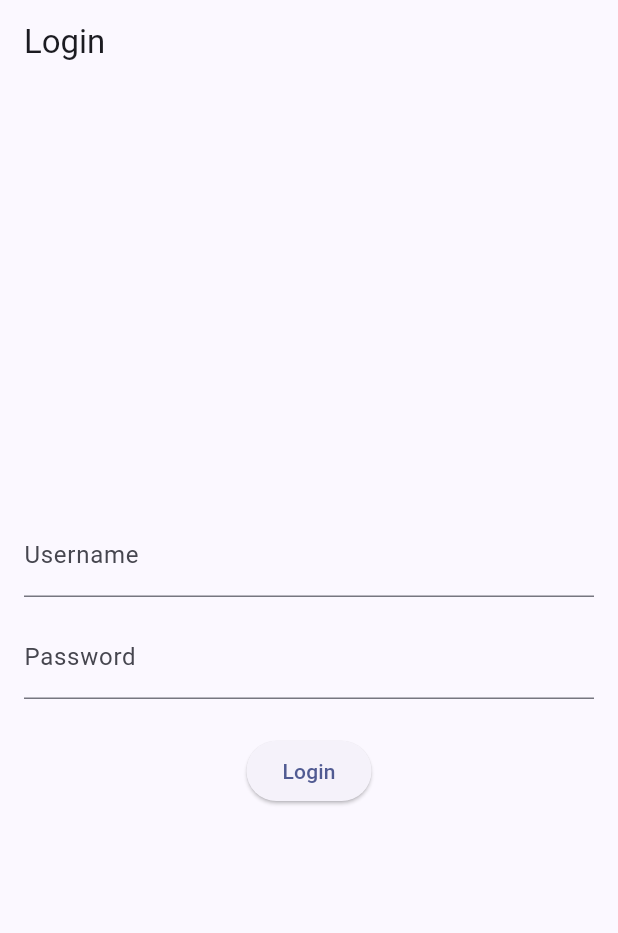
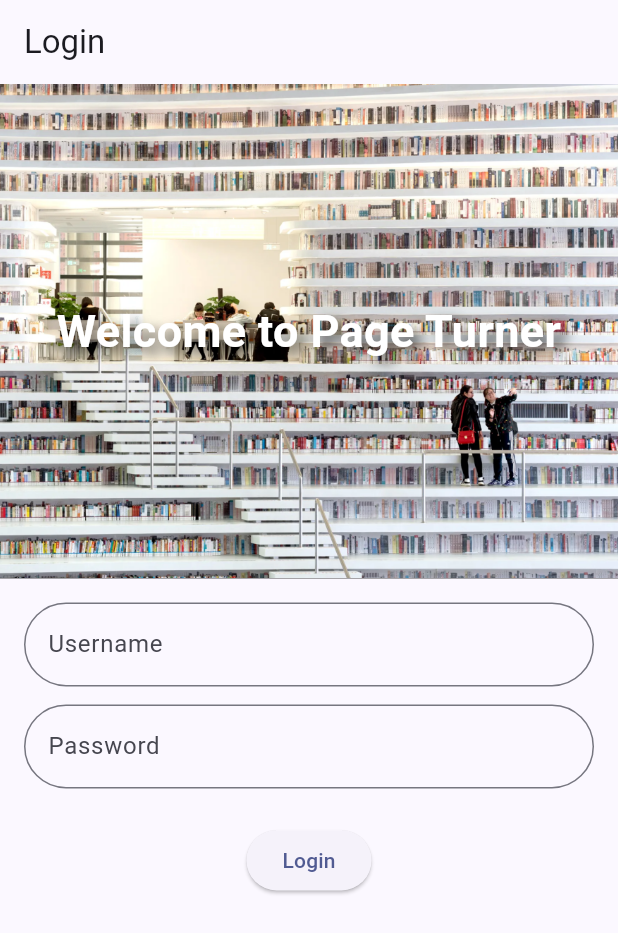
Before and after one commit to PageTurnerInc/PageTurnerMobile, a Flutter app: the screen it shows after launch, on a phone screen of 412 x 824 dp. Shown: the top 933 px of the screen. Run offline on Flutter 3.47's test engine with Material 3 defaults, Android fonts, the phone set to English and light mode, and no system bars; missing offline and left inert: pbp_django_auth.

Commit message:
fix login page

```diff
--- a/lib/menu/screens/login.dart
+++ b/lib/menu/screens/login.dart
@@ -1,4 +1,4 @@
-// ignore_for_file: library_private_types_in_public_api, use_build_context_synchronously
+// ignore_for_file: use_build_context_synchronously
 
 import 'package:flutter/material.dart';
 import 'package:page_turner_mobile/menu/models/account.dart';
@@ -39,22 +39,66 @@ class _LoginPageState extends State<LoginPage> {
       appBar: AppBar(
         title: const Text('Login'),
       ),
-      body: Container(
+      body: SingleChildScrollView(
+        child: Column(
+          children: [
+            Container(
+              height: MediaQuery.of(context).size.height * 0.4, // Top 40% of the screen
+              decoration: const BoxDecoration(
+                image: DecorationImage(
+                  image: AssetImage('assets/images/shopping_cart_bg.webp'),
+                  fit: BoxFit.cover,
+                ),
+                gradient: LinearGradient(
+                  begin: Alignment.topCenter,
+                  end: Alignment.bottomCenter,
+                  colors: [
+                    Color.fromRGBO(0, 0, 0, 0.65),
+                    Color.fromRGBO(0, 0, 0, 0.85),
+                  ],
+                ),
+              ),
+              child: Center(
+                child: Text(
+                  'Welcome to Page Turner',
+                  textAlign: TextAlign.center,
+                  style: TextStyle(
+                    fontSize: 30,
+                    fontWeight: FontWeight.bold,
+                    color: Colors.white,
+                    shadows: [
+                      Shadow(
+                        blurRadius: 10.0,
+                        color: Colors.black.withOpacity(0.7),
+                        offset: const Offset(5.0, 5.0),
+                      ),
+                    ],
+                  ),
+                ),
+              ),
+            ),
+            Padding(
               padding: const EdgeInsets.all(16.0),
               child: Column(
                 mainAxisAlignment: MainAxisAlignment.center,
                 children: [
                   TextField(
                     controller: _usernameController,
-              decoration: const InputDecoration(
+                    decoration: InputDecoration(
                       labelText: 'Username',
+                      border: OutlineInputBorder(
+                        borderRadius: BorderRadius.circular(30),
+                      ),
                     ),
                   ),
                   const SizedBox(height: 12.0),
                   TextField(
                     controller: _passwordController,
-              decoration: const InputDecoration(
+                    decoration: InputDecoration(
                       labelText: 'Password',
+                      border: OutlineInputBorder(
+                        borderRadius: BorderRadius.circular(30),
+                      ),
                     ),
                     obscureText: true,
                   ),
@@ -106,7 +150,15 @@ class _LoginPageState extends State<LoginPage> {
                         );
                       }
                     },
+                    style: ElevatedButton.styleFrom(
+                      shape: RoundedRectangleBorder(
+                        borderRadius: BorderRadius.circular(20),
+                      ),
+                    ),
                     child: const Text('Login'),
+                  ),
+                ],
+              ),
             ),
           ],
         ),
--- a/pubspec.yaml
+++ b/pubspec.yaml
@@ -38,6 +38,7 @@ dependencies:
   provider: ^6.1.1
   pbp_django_auth: ^0.4.0
   http: ^1.1.0
+  url_launcher: ^6.2.1
 
 dev_dependencies:
   flutter_test:
@@ -58,6 +59,7 @@ flutter:
   assets:
     - assets/images/shopping_cart_bg.webp
     - assets/images/owned_book_bg.jpg
+    - assets/images/home_bg.jpg
   # The following line ensures that the Material Icons font is
   # included with your application, so that you can use the icons in
   # the material Icons class.
```
Also changed, not shown: lib/daftar_belanja/screens/checkout_form.dart (+75 -100 lines), lib/daftar_belanja/widgets/owned_book_card.dart (+5 -2 lines), lib/daftar_belanja/widgets/shopping_cart_card.dart (+5 -2 lines), lib/katalog_buku/widgets/book_card.dart (+9 -6 lines), lib/menu/screens/menu.dart (+70 -23 lines), lib/menu/widgets/menu_card.dart (+16 -4 lines), assets/images/home_bg.jpg (added), pubspec.lock, 5 other files. Lines whose indentation alone changed are shown as unchanged.
